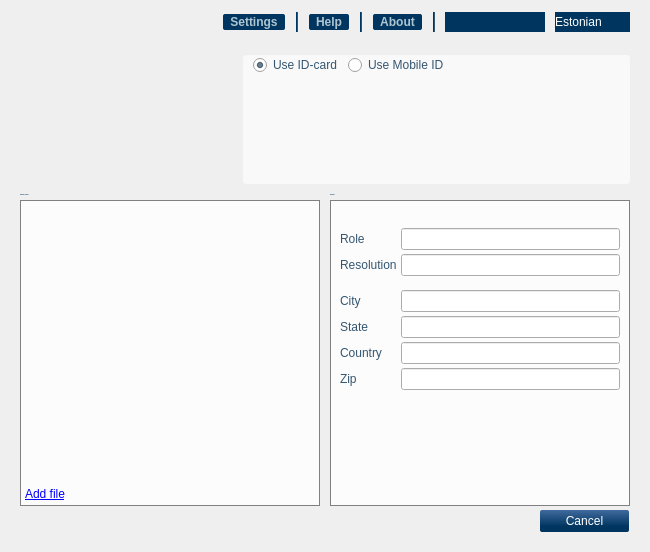
Before: the Qt Designer form client/ui/MainWindow.ui in open-eid/qdigidoc, drawn with Qt 5.
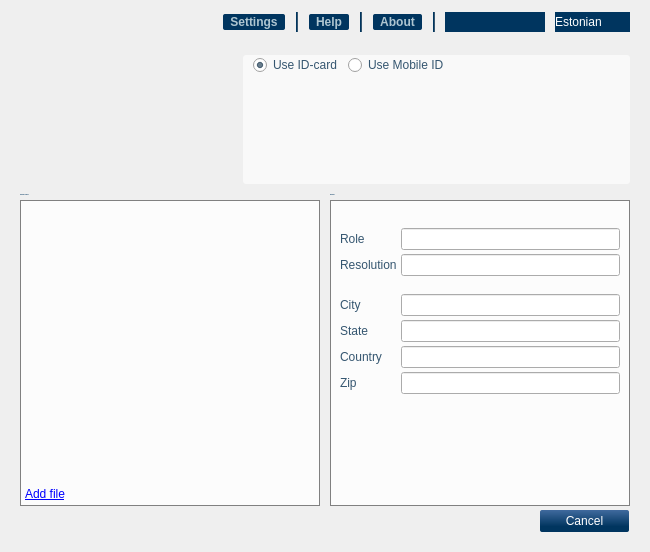
After: the same form once the commit is applied. The open tabs and pages were chosen to show the change. Icons and pictures are not drawn. Custom widgets are drawn as their Qt base class.

Commit message: use QFormLayout

```diff
--- a/client/ui/MainWindow.ui
+++ b/client/ui/MainWindow.ui
@@ -664,13 +664,26 @@
           </item>
           <item row="1" column="1">
            <widget class="QFrame" name="signSignerRole">
-            <layout class="QGridLayout" name="signSignerRoleLayout">
+            <layout class="QFormLayout" name="signSignerRoleLayout">
+             <property name="fieldGrowthPolicy">
+              <enum>QFormLayout::ExpandingFieldsGrow</enum>
+             </property>
+             <property name="horizontalSpacing">
+              <number>4</number>
+             </property>
+             <property name="verticalSpacing">
+              <number>4</number>
+             </property>
              <property name="margin">
               <number>4</number>
              </property>
-             <property name="spacing">
-              <number>4</number>
-             </property>
+             <item row="0" column="0" colspan="2">
+              <widget class="QLabel" name="signSigner">
+               <property name="styleSheet">
+                <string notr="true">font-weight: bold;</string>
+               </property>
+              </widget>
+             </item>
              <item row="1" column="0">
               <widget class="QLabel" name="signRoleLabel">
                <property name="text">
```
Left out of the diff: 61 changed lines with no effect on the pictures.
